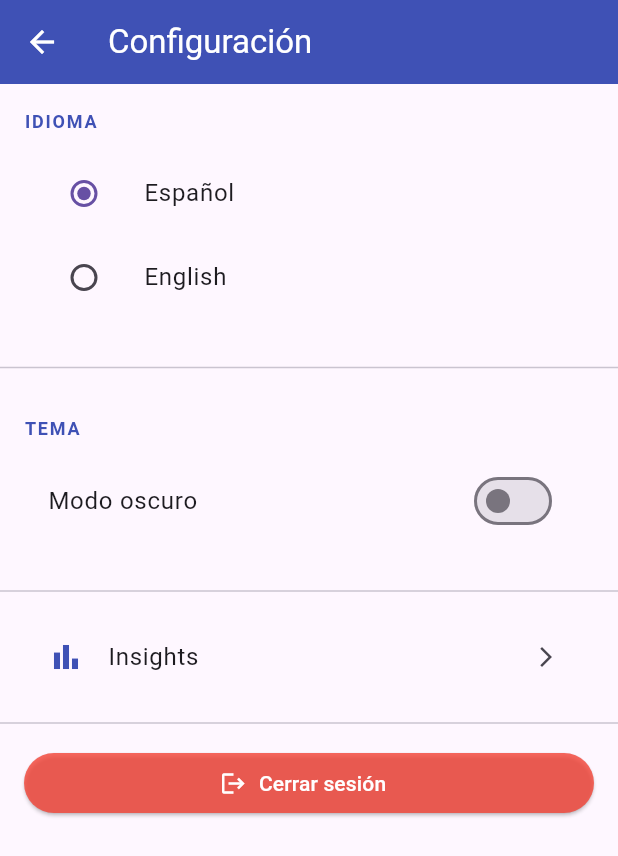
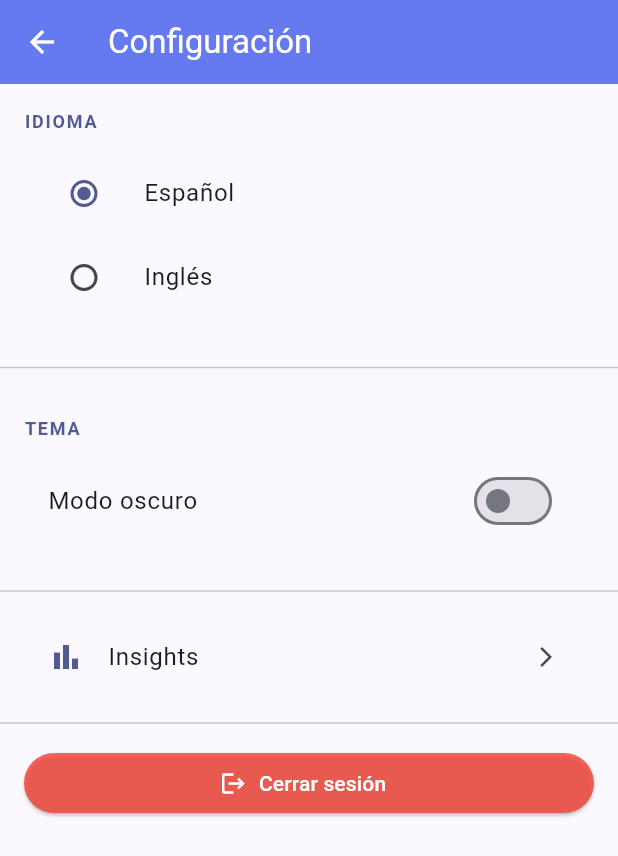
Before and after one commit to cdvallejo/appshine, a Flutter app: the screen it shows once a user with an empty profile is signed in, after a tap on the "menu" icon, on a phone screen of 412 x 824 dp. Shown: the top 856 px of the screen. Run offline on Flutter 3.47's test engine with Material 3 defaults, Android fonts, the phone set to English and light mode, and no system bars; our stand-ins replace cloud_firestore, firebase_auth, firebase_core, flutter_dotenv, grouped_list, image_picker and 1 more; accounts and stored records are empty.

Commit message:
feat: add dark mode and improve UI styling

````diff
--- a/lib/l10n/app_localizations.dart
+++ b/lib/l10n/app_localizations.dart
@@ -44,7 +44,7 @@ class AppLocalizations {
       // Settings Screen
       'language': 'IDIOMA',
       'spanish': 'Español',
-      'english': 'English',
+      'english': 'Inglés',
       'theme': 'TEMA',
       'darkMode': 'Modo oscuro',
       'insights': 'Insights',
@@ -72,7 +72,7 @@ class AppLocalizations {
       // Media Screen
       'addMovieMoment': 'Añadir Momento de Película',
       'selectSubtype': 'Seleccionar película o serie',
-      'director': 'Director/es',
+      'director': 'Dirección',
       'cast': 'Reparto',
       'creator': 'Creador/es',
 
@@ -98,6 +98,10 @@ class AppLocalizations {
       'detail': 'Detalle',
       'deleteConfirmTitle': 'Eliminar momento',
       'deleteConfirmMessage': '¿Estás seguro? Esta acción no se puede deshacer.',
+
+      // Update Moment Sheet
+      'editMoment': 'Editar momento',
+      'saveChanges': 'Guardar cambios',
 
       // Messages
       'noMoments': 'No hay momentos',
@@ -184,7 +188,7 @@ class AppLocalizations {
 
       // Settings Screen
       'language': 'LANGUAGE',
-      'spanish': 'Español',
+      'spanish': 'Spanish',
       'english': 'English',
       'theme': 'THEME',
       'darkMode': 'Dark mode',
@@ -196,9 +200,9 @@ class AppLocalizations {
       // Media Screen
       'addMovieMoment': 'Add Movie Moment',
       'selectSubtype': 'Select movie or TV Series',
-      'director': 'Director/s',
+      'director': 'Director',
       'cast': 'Cast',
-      'creator': 'Creator/s',
+      'creator': 'Creator',
 
 
       // Book Screen
@@ -232,6 +236,10 @@ class AppLocalizations {
       'ok': 'Ok',
       'yes': 'Yes',
       'no': 'No',
+
+      // Update Moment Sheet
+      'editMoment': 'Edit moment',
+      'saveChanges': 'Save changes',
 
       // Months
       'january': 'January',
--- a/lib/main.dart
+++ b/lib/main.dart
@@ -1,10 +1,12 @@
 import 'package:appshine/auth_gate.dart';
 import 'package:appshine/firebase_options.dart';
 import 'package:appshine/l10n/app_localizations.dart';
+import 'package:appshine/theme/app_theme.dart';
 import 'package:flutter/material.dart';
 import 'package:flutter_localizations/flutter_localizations.dart';
 import 'package:firebase_core/firebase_core.dart';
 import 'package:flutter_dotenv/flutter_dotenv.dart';
+import 'package:shared_preferences/shared_preferences.dart';
 
 /// Initializes and runs the Appshine application.
 ///
@@ -58,21 +60,68 @@ class MainApp extends StatefulWidget {
     state?.setLocale(newLocale);
   }
 
+  /// Changes the application theme mode dynamically.
+  ///
+  /// This method finds the nearest [_MainAppState] ancestor and updates its
+  /// [_themeMode] field, triggering a rebuild of the entire application with
+  /// the new theme.
+  ///
+  /// Parameters:
+  /// * [context]: The [BuildContext] used to find the [_MainAppState]
+  /// * [themeMode]: The new [ThemeMode] to apply
+  ///
+  /// Example:
+  /// ```dart
+  /// MainApp.setThemeMode(context, ThemeMode.dark);
+  /// ```
+  static void setThemeMode(BuildContext context, ThemeMode themeMode) {
+    var state = context.findAncestorStateOfType<_MainAppState>();
+    state?.setThemeMode(themeMode);
+  }
+
   @override
   State<MainApp> createState() => _MainAppState();
 }
 
 /// State for [MainApp].
 ///
-/// Manages the current locale and provides localization delegates to support
-/// Spanish and English languages. Rebuilds the Material app when the locale
-/// changes, ensuring all localized strings and widgets reflect the new language.
+/// Manages the current locale and theme mode, providing localization delegates
+/// to support Spanish and English languages. Rebuilds the Material app when the
+/// locale or theme changes, ensuring all localized strings and theme colors
+/// reflect the current settings.
 class _MainAppState extends State<MainApp> {
   /// The current locale of the application.
   ///
   /// Defaults to Spanish (`Locale('es')`). This locale is passed to
   /// [MaterialApp] and affects the localization of all widgets.
   Locale _locale = const Locale('es');
+
+  /// The current theme mode of the application.
+  ///
+  /// Defaults to light mode (`ThemeMode.light`). Can be changed to dark
+  /// mode or system-dependent mode.
+  ThemeMode _themeMode = ThemeMode.light;
+
+  /// SharedPreferences instance for persisting settings
+  late SharedPreferences _prefs;
+
+  @override
+  void initState() {
+    super.initState();
+    _loadThemePreference();
+  }
+
+  /// Loads the saved theme preference from SharedPreferences.
+  ///
+  /// If a saved preference exists, it updates [_themeMode]. Otherwise,
+  /// defaults to light mode.
+  Future<void> _loadThemePreference() async {
+    _prefs = await SharedPreferences.getInstance();
+    final isDarkMode = _prefs.getBool('dark_mode') ?? false;
+    setState(() {
+      _themeMode = isDarkMode ? ThemeMode.dark : ThemeMode.light;
+    });
+  }
 
   /// Updates the application locale.
   ///
@@ -87,10 +136,27 @@ class _MainAppState extends State<MainApp> {
     });
   }
 
-  /// Builds the [MaterialApp] with localization support.
+  /// Updates the application theme mode.
+  ///
+  /// Calls [setState] to trigger a rebuild of the [MaterialApp] with the
+  /// new theme, which propagates to all child widgets. Also saves the
+  /// preference to SharedPreferences for persistence across app sessions.
+  ///
+  /// Parameters:
+  /// * [themeMode]: The new [ThemeMode] to set
+  void setThemeMode(ThemeMode themeMode) {
+    setState(() {
+      _themeMode = themeMode;
+    });
+    // Save preference to SharedPreferences
+    _prefs.setBool('dark_mode', themeMode == ThemeMode.dark);
+  }
+
+  /// Builds the [MaterialApp] with localization and theme support.
   ///
   /// Configures:
   /// * **Localization**: Supports Spanish and English via custom and built-in delegates
+  /// * **Theme**: Light and dark themes with indigo as primary color
   /// * **Home**: Displays [AuthGate] to handle authentication state
   ///
   /// The localization delegates are applied in order:
@@ -103,6 +169,9 @@ class _MainAppState extends State<MainApp> {
     return MaterialApp(
       debugShowCheckedModeBanner: false,
       locale: _locale,
+      themeMode: _themeMode,
+      theme: AppTheme.lightTheme,
+      darkTheme: AppTheme.darkTheme,
       localizationsDelegates: const [
         AppLocalizationsDelegate(),
         GlobalMaterialLocalizations.delegate,
--- a/lib/models/social_event_model.dart
+++ b/lib/models/social_event_model.dart
@@ -3,6 +3,7 @@ class SocialEvent {
     'Culture',
     'Gaming',
     'Social',
+    'Sex',
     'Sport',
   ];
 
--- a/lib/screens/settings_screen.dart
+++ b/lib/screens/settings_screen.dart
@@ -15,7 +15,7 @@ class _SettingsScreenState extends State<SettingsScreen> {
   late String _selectedLanguage;
 
   /// Whether dark mode is enabled
-  bool _darkModeEnabled = false;
+  late bool _darkModeEnabled;
 
   @override
   Widget build(BuildContext context) {
@@ -24,11 +24,12 @@ class _SettingsScreenState extends State<SettingsScreen> {
     // Update selected language from context
     _selectedLanguage = loc.locale.languageCode;
 
+    // Sync dark mode state with current theme
+    _darkModeEnabled = Theme.of(context).brightness == Brightness.dark;
+
     return Scaffold(
       appBar: AppBar(
         title: Text(loc.settings),
-        backgroundColor: Colors.indigo,
-        foregroundColor: Colors.white,
       ),
       body: ListView(
         children: [
@@ -40,11 +41,11 @@ class _SettingsScreenState extends State<SettingsScreen> {
               children: [
                 Text(
                   loc.translate('language'),
-                  style: const TextStyle(
+                  style: TextStyle(
                     fontSize: 12,
                     fontWeight: FontWeight.bold,
                     letterSpacing: 1.2,
-                    color: Colors.indigo,
+                    color: Theme.of(context).colorScheme.primary,
                   ),
                 ),
                 const SizedBox(height: 12),
@@ -61,11 +62,11 @@ class _SettingsScreenState extends State<SettingsScreen> {
                   child: Column(
                     children: [
                       ListTile(
-                        title: const Text('Español'),
+                        title: Text(loc.translate('spanish')),
                         leading: Radio<String>(value: 'es'),
                       ),
                       ListTile(
-                        title: const Text('English'),
+                        title: Text(loc.translate('english')),
                         leading: Radio<String>(value: 'en'),
                       ),
                     ],
@@ -76,7 +77,7 @@ class _SettingsScreenState extends State<SettingsScreen> {
           ),
           const Divider(height: 32),
 
-          // DARK MODE SECTION (TODO: future implementation)
+          // DARK MODE SECTION
           Padding(
             padding: const EdgeInsets.all(16.0),
             child: Column(
@@ -84,11 +85,11 @@ class _SettingsScreenState extends State<SettingsScreen> {
               children: [
                 Text(
                   loc.translate('theme'),
-                  style: const TextStyle(
+                  style: TextStyle(
                     fontSize: 12,
                     fontWeight: FontWeight.bold,
                     letterSpacing: 1.2,
-                    color: Colors.indigo,
+                    color: Theme.of(context).colorScheme.primary,
                   ),
                 ),
                 const SizedBox(height: 12),
@@ -99,7 +100,10 @@ class _SettingsScreenState extends State<SettingsScreen> {
                     setState(() {
                       _darkModeEnabled = value;
                     });
-                    // TODO: Implement dark mode logic
+                    MainApp.setThemeMode(
+                      context,
+                      value ? ThemeMode.dark : ThemeMode.light,
+                    );
                   },
                 ),
               ],
@@ -111,7 +115,7 @@ class _SettingsScreenState extends State<SettingsScreen> {
           Padding(
             padding: const EdgeInsets.symmetric(horizontal: 16.0),
             child: ListTile(
-              leading: const Icon(Icons.bar_chart, color: Colors.indigo),
+              leading: Icon(Icons.bar_chart, color: Theme.of(context).colorScheme.primary),
               title: Text(loc.translate('insights')),
               trailing: const Icon(Icons.arrow_forward_ios, size: 16),
               onTap: () {
--- /dev/null
+++ b/lib/theme/app_theme.dart
@@ -0,0 +1,62 @@
+import 'package:flutter/material.dart';
+
+/// Centralized theme configuration for the Appshine application.
+///
+/// Provides light and dark theme data with consistent colors, typography,
+/// and component styles throughout the app.
+class AppTheme {
+  // Private constructor to prevent instantiation
+  AppTheme._();
+
+  /// Primary color (slightly lighter indigo)
+  static const Color primaryColor = Color.fromARGB(255, 101, 121, 240);
+
+  /// Sticky header background color for light mode (very light purple/gray)
+  static const Color stickyHeaderColorLight = Color(0xFFF3E5F5);
+
+  /// Sticky header background color for dark mode (very dark gray)
+  static const Color stickyHeaderColorDark = Color(0xFF1E1E1E);
+
+  /// Light theme configuration
+  static final ThemeData lightTheme = ThemeData(
+    useMaterial3: true,
+    brightness: Brightness.light,
+    // Seed-based color scheme generating the full Material Design palette
+    // with auto-optimized contrast for light and dark modes.
+    colorScheme: ColorScheme.fromSeed(
+      seedColor: primaryColor,
+      brightness: Brightness.light,
+    ),
+    appBarTheme: const AppBarTheme(
+      backgroundColor: primaryColor,
+      foregroundColor: Colors.white,
+      elevation: 0,
+      scrolledUnderElevation: 0,
+    ),
+    // Additional styling can be added here as needed
+  );
+
+  /// Dark theme configuration
+  static final ThemeData darkTheme = ThemeData(
+    useMaterial3: true,
+    brightness: Brightness.dark,
+    colorScheme: ColorScheme.fromSeed(
+      seedColor: primaryColor,
+      brightness: Brightness.dark,
+    ),
+    appBarTheme: const AppBarTheme(
+      backgroundColor: primaryColor,
+      foregroundColor: Colors.white,
+      elevation: 0,
+      scrolledUnderElevation: 0,
+    ),
+    // Additional styling can be added here as needed
+  );
+
+  /// Gets the appropriate sticky header background color based on current theme
+  static Color getStickyHeaderColor(BuildContext context) {
+    return Theme.of(context).brightness == Brightness.light
+        ? stickyHeaderColorLight
+        : stickyHeaderColorDark;
+  }
+}
--- a/pubspec.yaml
+++ b/pubspec.yaml
@@ -44,6 +44,7 @@ dependencies:
   flutter_dotenv: ^6.0.0
   intl: any
   grouped_list: ^6.0.0
+  shared_preferences: ^2.2.0
   flutter_localizations:
     sdk: flutter
 
````
Also changed, not shown: lib/screens/add_moment_screen_book.dart (+4 -4 lines), lib/screens/add_moment_screen_media.dart (+4 -4 lines), lib/screens/add_moment_screen_social_event.dart (+4 -4 lines), lib/screens/home_screen.dart (+19 -24 lines), lib/screens/moment_detail_screen.dart (+73 -58 lines), lib/widgets_extra/delete_confirm_dialog.dart (+7 -6 lines), lib/widgets_extra/moment_detail_row.dart (+37 -6 lines), lib/widgets_extra/update_moment_sheet.dart (+8 -5 lines), pubspec.lock, 1 other file.
